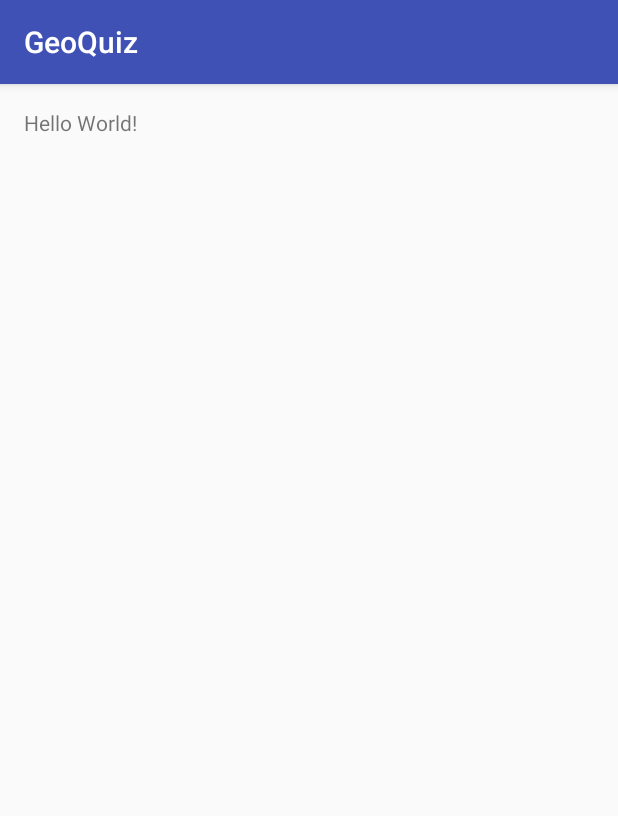
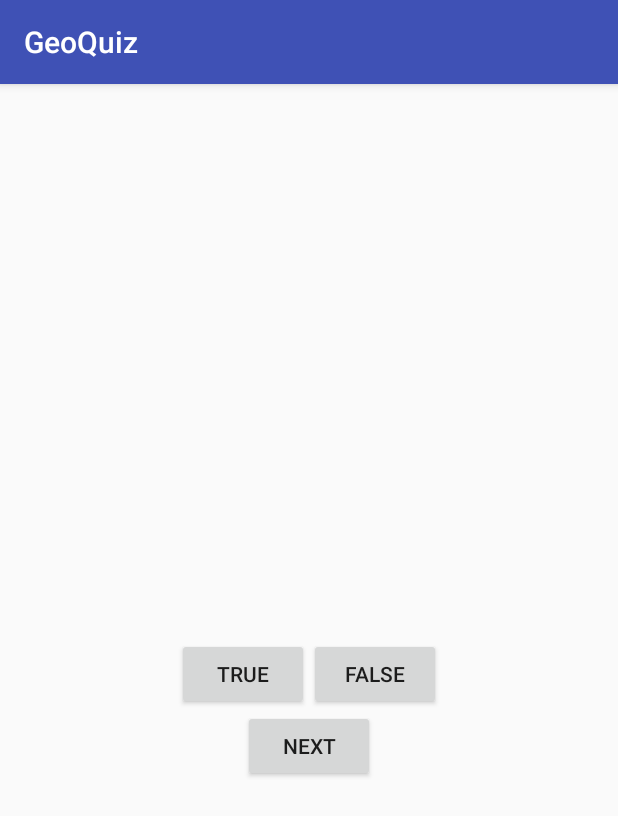
Before and after one commit to sergeykamyshov/AndroidForProBook, an Android app: the screen it shows after launch (MainActivity), on a phone screen of 412 x 824 dp. Shown: the top 816 px of the screen. Run offline under Robolectric (Android 15) with nearby library versions, the phone set to English and light mode, and no system bars.

Commit message:
Added true, false and next buttons

```diff
--- a/GeoQuiz/app/src/main/java/com/example/android/geoquiz/MainActivity.java
+++ b/GeoQuiz/app/src/main/java/com/example/android/geoquiz/MainActivity.java
@@ -1,13 +1,35 @@
 package com.example.android.geoquiz;
 
+import android.os.Bundle;
 import android.support.v7.app.AppCompatActivity;
-import android.os.Bundle;
+import android.view.View;
+import android.widget.Button;
+import android.widget.Toast;
 
 public class MainActivity extends AppCompatActivity {
+
+    private Button mTrueButton;
+    private Button mFalseButton;
 
     @Override
     protected void onCreate(Bundle savedInstanceState) {
         super.onCreate(savedInstanceState);
         setContentView(R.layout.activity_main);
+
+        mTrueButton = (Button) findViewById(R.id.true_button);
+        mTrueButton.setOnClickListener(new View.OnClickListener() {
+            @Override
+            public void onClick(View v) {
+                Toast.makeText(MainActivity.this, R.string.correct_toast, Toast.LENGTH_SHORT).show();
+            }
+        });
+
+        mFalseButton = (Button) findViewById(R.id.false_button);
+        mFalseButton.setOnClickListener(new View.OnClickListener() {
+            @Override
+            public void onClick(View v) {
+                Toast.makeText(MainActivity.this, R.string.incorrect_toast, Toast.LENGTH_SHORT).show();
+            }
+        });
     }
 }
--- a/GeoQuiz/app/src/main/res/layout/activity_main.xml
+++ b/GeoQuiz/app/src/main/res/layout/activity_main.xml
@@ -1,17 +1,39 @@
 <?xml version="1.0" encoding="utf-8"?>
-<RelativeLayout xmlns:android="http://schemas.android.com/apk/res/android"
+<LinearLayout xmlns:android="http://schemas.android.com/apk/res/android"
     xmlns:tools="http://schemas.android.com/tools"
-    android:id="@+id/activity_main"
     android:layout_width="match_parent"
     android:layout_height="match_parent"
-    android:paddingBottom="@dimen/activity_vertical_margin"
-    android:paddingLeft="@dimen/activity_horizontal_margin"
-    android:paddingRight="@dimen/activity_horizontal_margin"
-    android:paddingTop="@dimen/activity_vertical_margin"
+    android:gravity="center"
+    android:orientation="vertical"
     tools:context="com.example.android.geoquiz.MainActivity">
 
     <TextView
+        android:id="@+id/question_text_view"
         android:layout_width="wrap_content"
         android:layout_height="wrap_content"
-        android:text="Hello World!" />
-</RelativeLayout>
+        android:padding="24dp" />
+
+    <LinearLayout
+        android:layout_width="wrap_content"
+        android:layout_height="wrap_content"
+        android:orientation="horizontal">
+
+        <Button
+            android:id="@+id/true_button"
+            android:layout_width="wrap_content"
+            android:layout_height="wrap_content"
+            android:text="@string/true_button" />
+
+        <Button
+            android:id="@+id/false_button"
+            android:layout_width="wrap_content"
+            android:layout_height="wrap_content"
+            android:text="@string/false_button" />
+    </LinearLayout>
+
+    <Button
+        android:id="@+id/next_button"
+        android:layout_width="wrap_content"
+        android:layout_height="wrap_content"
+        android:text="@string/next_button" />
+</LinearLayout>
--- a/GeoQuiz/app/src/main/res/values/strings.xml
+++ b/GeoQuiz/app/src/main/res/values/strings.xml
@@ -1,3 +1,14 @@
 <resources>
     <string name="app_name">GeoQuiz</string>
+    <string name="true_button">True</string>
+    <string name="false_button">False</string>
+    <string name="correct_toast">Correct!</string>
+    <string name="incorrect_toast">Incorrect!</string>
+    <string name="next_button">Next</string>
+
+    <string name="question_oceans">The Pacific Ocean is larger than the Atlantic Ocean.</string>
+    <string name="question_mideast">The Suez Canal connects the Red Sea and the Indian Ocean.</string>
+    <string name="question_africa">The source of the Nile River is in Egypt.</string>
+    <string name="question_americas">The Amazon River is the longest river in the Americas.</string>
+    <string name="question_asia">Lake Baikal is the world\’s oldest and deepest freshwater lake.</string>
 </resources>
```
Also changed, not shown: GeoQuiz/app/src/main/java/com/example/android/geoquiz/Question.java (added, +28 -0 lines).
